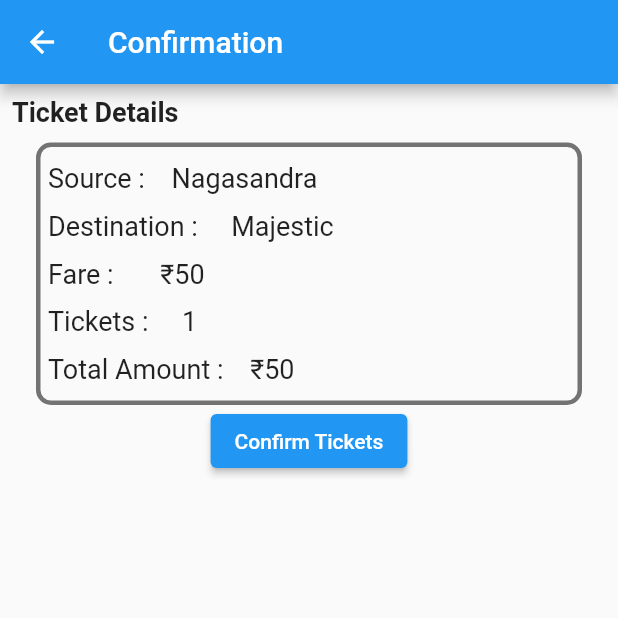
After one commit to BhargavaGY/bmtc, a Flutter app: the Ticket screen opened by its route, after a tap on the "add" icon, after a tap on "Book Tickets", on a phone screen of 412 x 824 dp, the top half of it. The commit adds this screen. Run offline on Flutter 3.47's test engine with Material 2 defaults, Android fonts, the phone set to English and light mode, and no system bars; our stand-ins replace firebase_auth, firebase_core, pinput; missing offline and left inert: twilio_flutter; accounts and stored records are empty; network calls fail.

Commit message:
Second Commit

```diff
--- /dev/null
+++ b/lib/Confirmation.dart
@@ -0,0 +1,104 @@
+import 'dart:async';
+import 'package:firebase_auth/firebase_auth.dart';
+import 'package:flutter/cupertino.dart';
+import 'package:flutter/material.dart';
+import 'package:twilio_flutter/twilio_flutter.dart';
+
+class Confirmation extends StatefulWidget{
+  @override
+  State<Confirmation> createState() => _ConfirmationState();
+}
+
+class _ConfirmationState extends State<Confirmation> {
+
+  Map ticketDetails = {};
+  String phoneNumber = '';
+
+  Future<void> send(String phone) async {
+    twilioFlutter.sendSMS(
+      toNumber: phone,
+      messageBody: 'Dear customer, your ticket from ${ticketDetails['source']} to ${ticketDetails['destination']} is confirmed.Happy journey!!',
+    );
+  }
+
+  final twilioFlutter = TwilioFlutter(
+    accountSid: 'AC72978e95c60751395d9fb76139d26b4a',
+    authToken: '2ab91745b33b91fadfb09813017de55b',
+    twilioNumber: '+12176263059',
+  );
+
+
+  @override
+  Widget build(BuildContext context) {
+    ticketDetails = ModalRoute.of(context)!.settings.arguments as Map;
+
+    final auth = FirebaseAuth.instance;
+    // final userId = auth.currentUser!.uid;
+
+
+    return Scaffold(
+      appBar: AppBar(
+        title: const Text('Confirmation'),
+      ),
+      body: Padding(
+        padding: const EdgeInsets.all(8.0),
+        child: Column(
+          crossAxisAlignment: CrossAxisAlignment.start,
+          children: [
+            const Text('Ticket Details', style: TextStyle(fontSize: 18, fontWeight: FontWeight.w600),),
+            Container(
+              padding: const EdgeInsets.fromLTRB(16, 10, 16, 20),
+              child: Column(
+                crossAxisAlignment: CrossAxisAlignment.center,
+                children: [
+                  Container(
+                    height: 175,
+                    alignment: Alignment.centerLeft,
+                    padding: const EdgeInsets.all(5),
+                    decoration: BoxDecoration(border: Border.all(color: Colors.black54, width: 3.0), borderRadius: BorderRadius.circular(10)),
+                    child: Column(
+                      crossAxisAlignment: CrossAxisAlignment.start,
+                      mainAxisAlignment: MainAxisAlignment.spaceAround,
+                      children: [
+                        Text(
+                          'Source :\t\t\t\t${ticketDetails['source']}',
+                          style: const TextStyle(fontSize: 18, fontWeight: FontWeight.w400),
+                        ),
+                        Text(
+                          'Destination : \t\t\t\t${ticketDetails['destination']}',
+                          style: const TextStyle(fontSize: 18, fontWeight: FontWeight.w400),
+                        ),
+                        Text(
+                          'Fare :  \t\t\t\t\t₹${ticketDetails['fare']}',
+                          style: TextStyle(fontSize: 18, fontWeight: FontWeight.w400),
+                        ),
+                        Text(
+                          'Tickets : \t\t\t\t${ticketDetails['tickets']}',
+                          style: TextStyle(fontSize: 18, fontWeight: FontWeight.w400),
+                        ),
+                        Text(
+                          'Total Amount :\t\t\t\t₹${ticketDetails['total_amount']}',
+                          style: TextStyle(fontSize: 18, fontWeight: FontWeight.w400),
+                        ),
+                      ],
+                    ),
+                  ),
+                  ElevatedButton(
+                      onPressed: () async {
+                        setState(() {
+                          phoneNumber = auth.currentUser!.phoneNumber!;
+                        });
+                        await send(phoneNumber);
+                        Navigator.pushNamedAndRemoveUntil(context, '/home', (route) => false);
+                      },
+                      child: const Text('Confirm Tickets'),
+                  )
+                ],
+              ),
+            ),
+          ],
+        ),
+      ),
+    );
+  }
+}
--- /dev/null
+++ b/lib/Fare.dart
@@ -0,0 +1,127 @@
+import 'package:flutter/cupertino.dart';
+import 'package:flutter/material.dart';
+
+class Fare extends StatefulWidget {
+  @override
+  _Fare createState() => _Fare();
+}
+
+class _Fare extends State<Fare> {
+  String selectedSource = 'Nagasandra';
+  String selectedDestination = 'Majestic';
+  bool isPressed = false;
+  int amount = 0;
+
+  List<String> places = [ 'Nagasandra', 'Jalahalli', 'Yeshwantapura', 'Majestic'];
+
+
+  Map<String, int> costs = {
+    'Nagasandra-Majestic': 50,
+    'Nagasandra-Banashankari': 60,
+    'Nagasandra-Jalahalli': 20,
+    'Nagasandra-Yeshwantapura': 30,
+    'Jalahalli-Yeshwantapura': 20,
+    'Jalahalli-Majestic': 40,
+    'Yeshwantapura-Majestic': 20,
+  };
+
+  @override
+  Widget build(BuildContext context) {
+    var source = places.map((e) {
+      return DropdownMenuItem(
+        value: e,
+        child: Text(e),
+      );
+    }).toList();
+
+
+    return Scaffold(
+      appBar: AppBar(
+        title: const Text('Find Fare'),
+      ),
+      body: Container(
+        padding: const EdgeInsets.all(16.0),
+        child: Column(
+          crossAxisAlignment: CrossAxisAlignment.start,
+          children: <Widget>[
+            const Text('Enter Source',style: TextStyle(fontSize: 15),),
+            const SizedBox(height: 10,),
+            DropdownButtonFormField<String>(
+              value: selectedSource,
+              onChanged: (value) {
+                setState(() {
+                  selectedSource = value!;
+                  isPressed = false;
+                });
+              },
+
+              items: source,
+              icon: Icon(
+                Icons.arrow_drop_down_circle,
+                color: Colors.blue[700],
+              ),
+              decoration: InputDecoration(
+                // labelText: 'Enter Source',
+                labelStyle: const TextStyle( color: Colors.black54, fontWeight: FontWeight.w500),
+                prefixIcon: Icon(Icons.location_on, color: Colors.blue[700],),
+                border: OutlineInputBorder(borderRadius: BorderRadius.circular(3), borderSide: const BorderSide(color: Colors.lightBlue, width: 3))
+              ),
+            ),
+            const SizedBox(height: 16.0),
+            const Text('Enter Destination',style: TextStyle(fontSize: 15),),
+            const SizedBox(height: 10,),
+            DropdownButtonFormField<String>(
+              value: selectedDestination,
+              onChanged: (value) {
+                setState(() {
+                  selectedDestination = value!;
+                  isPressed = false;
+                });
+              },
+              items: source,
+              icon: Icon(
+                Icons.arrow_drop_down_circle,
+                color: Colors.blue[700],
+              ),
+              decoration: InputDecoration(
+                // labelText: 'Enter Destination',
+                labelStyle: const TextStyle( color: Colors.black54, fontWeight: FontWeight.w500),
+                prefixIcon: Icon(Icons.location_on, color: Colors.blue[700],),
+                  border: OutlineInputBorder(borderRadius: BorderRadius.circular(3), borderSide: const BorderSide(color: Colors.lightBlue, width: 3))
+              ),
+            ),
+            const SizedBox(height: 16,),
+            Row(
+              mainAxisAlignment: MainAxisAlignment.center,
+              children: [
+                ElevatedButton(
+                    onPressed: (){
+                      setState(() {
+                        isPressed = true;
+                        amount = (costs['$selectedSource-$selectedDestination'] ?? costs['$selectedDestination-$selectedSource']) ?? 0;
+                      });
+                    },
+                    child: const Text('Calculate Fare')),
+              ],
+            ),
+            const SizedBox(height: 16,),
+            if(isPressed)
+              Row(
+                mainAxisAlignment: MainAxisAlignment.center,
+                children: [
+                  Container(
+                    padding: const EdgeInsets.all(8.0),
+                    child: Text(
+                      "Fare Amount : ₹${amount}",
+                      style: const TextStyle(color: Colors.black, fontSize: 18, fontWeight: FontWeight.w500),
+                    ),
+                    // decoration: BoxDecoration(border: Border.all(color: Colors.black45, width: 2.0), borderRadius:BorderRadius.circular(3)),
+                  ),
+                ],
+              ),
+          ],
+        ),
+      ),
+    );
+  }
+}
--- a/lib/Tickets.dart
+++ b/lib/Tickets.dart
@@ -0,0 +1,189 @@
+import 'package:flutter/cupertino.dart';
+import 'package:flutter/material.dart';
+
+class Ticket extends StatefulWidget {
+  @override
+  _Ticket createState() => _Ticket();
+}
+
+class _Ticket extends State<Ticket> {
+  String selectedSource = 'Nagasandra';
+  String selectedDestination = 'Majestic';
+  int amount = 0;
+  int ticketCount = 0;
+
+  List<String> places = [ 'Nagasandra', 'Jalahalli', 'Yeshwantapura', 'Majestic'];
+
+
+  Map<String, int> costs = {
+    'Nagasandra-Majestic': 50,
+    'Nagasandra-Banashankari': 60,
+    'Nagasandra-Jalahalli': 20,
+    'Nagasandra-Yeshwantapura': 30,
+    'Jalahalli-Yeshwantapura': 20,
+    'Jalahalli-Majestic': 40,
+    'Yeshwantapura-Majestic': 20,
+  };
+
+  void incrementTicketCount() {
+    setState(() {
+      ticketCount++;
+      amount = (costs['$selectedSource-$selectedDestination'] ?? costs['$selectedDestination-$selectedSource']) ?? 0;
+
+    });
+  }
+
+  void decrementTicketCount() {
+    if (ticketCount > 0) {
+      setState(() {
+        ticketCount--;
+        amount = (costs['$selectedSource-$selectedDestination'] ?? costs['$selectedDestination-$selectedSource']) ?? 0;
+
+      });
+    }
+  }
+
+  @override
+  Widget build(BuildContext context) {
+    var source = places.map((e) {
+      return DropdownMenuItem(
+        value: e,
+        child: Text(e),
+      );
+    }).toList();
+
+
+    return Scaffold(
+      appBar: AppBar(
+        title: const Text('Book Tickets'),
+      ),
+      body: Container(
+        padding: const EdgeInsets.all(16.0),
+        child: Column(
+          crossAxisAlignment: CrossAxisAlignment.start,
+          children: <Widget>[
+            const Text('Enter Source',style: TextStyle(fontSize: 15),),
+            const SizedBox(height: 10,),
+            DropdownButtonFormField<String>(
+              value: selectedSource,
+              onChanged: (value) {
+                setState(() {
+                  selectedSource = value!;
+                });
+              },
+
+              items: source,
+              icon: Icon(
+                Icons.arrow_drop_down_circle,
+                color: Colors.blue[700],
+              ),
+              decoration: InputDecoration(
+                // labelText: 'Enter Source',
+                  labelStyle: const TextStyle( color: Colors.black54, fontWeight: FontWeight.w500),
+                  prefixIcon: Icon(Icons.location_on, color: Colors.blue[700],),
+                  border: OutlineInputBorder(borderRadius: BorderRadius.circular(15), borderSide: const BorderSide(color: Colors.lightBlue, width: 3))
+              ),
+            ),
+            const SizedBox(height: 16.0),
+            const Text('Enter Destination',style: TextStyle(fontSize: 15),),
+            const SizedBox(height: 10,),
+            DropdownButtonFormField<String>(
+              value: selectedDestination,
+              onChanged: (value) {
+                setState(() {
+                  selectedDestination = value!;
+                });
+              },
+              items: source,
+              icon: Icon(
+                Icons.arrow_drop_down_circle,
+                color: Colors.blue[700],
+              ),
+              decoration: InputDecoration(
+                // labelText: 'Enter Destination',
+                  labelStyle: const TextStyle( color: Colors.black54, fontWeight: FontWeight.w500),
+                  prefixIcon: Icon(Icons.location_on, color: Colors.blue[700],),
+                  border: OutlineInputBorder(borderRadius: BorderRadius.circular(15), borderSide: const BorderSide(color: Colors.lightBlue, width: 3))
+              ),
+            ),
+            const SizedBox(height: 16,),
+            Container(
+              height: 70,
+              padding: const EdgeInsets.all(16.0),
+              decoration: BoxDecoration(border: Border.all(color: Colors.black54, width: 1.0), borderRadius: BorderRadius.circular(15)),
+              child: Row(
+                mainAxisAlignment: MainAxisAlignment.spaceBetween,
+                children: [
+                  Row(
+                    children: [
+                      Icon( CupertinoIcons.tickets_fill, color: Colors.blue[700],),
+                      const SizedBox(width: 10,),
+                      const Text('Tickets', style: TextStyle(fontSize: 16,),),
+                    ],
+                  ),
+                  Container(
+                    child: Row(
+                      children: <Widget>[
+                        IconButton(
+                          icon: const Icon(Icons.remove, size: 20,),
+                          onPressed: decrementTicketCount
+                        ),
+                        const SizedBox(width: 10.0,),
+                        Text( "$ticketCount",
+                          style: const TextStyle(fontSize: 18.0),
+                        ),
+                        const SizedBox(width: 10.0,),
+                        IconButton(
+                          icon: const Icon(Icons.add, size: 20,),
+                          onPressed: incrementTicketCount
+                        ),
+                      ],
+                    ),
+                  ),
+                ],
+              ),
+            ),
+            const SizedBox(height: 16,),
+            Row(
+              mainAxisAlignment: MainAxisAlignment.center,
+              children: [
+                Container(
+                  padding: const EdgeInsets.all(8.0),
+                  child: Text(
+                    "Total Fare Amount : ₹${amount * ticketCount}",
+                    style: const TextStyle(color: Colors.black, fontSize: 18, fontWeight: FontWeight.w500),
+                  ),
+                  // decoration: BoxDecoration(border: Border.all(color: Colors.black45, width: 2.0), borderRadius:BorderRadius.circular(3)),
+                ),
+              ],
+            ),
+            const SizedBox(height: 16,),
+            Row(
+              mainAxisAlignment: MainAxisAlignment.center,
+              children: [
+                ElevatedButton(
+                    onPressed: (){
+                      setState(() {
+                        amount = (costs['$selectedSource-$selectedDestination'] ?? costs['$selectedDestination-$selectedSource']) ?? 0;
+                        Navigator.pushNamed(
+                            context,
+                            '/confirmation',
+                            arguments: {
+                              'source': selectedSource,
+                              'destination': selectedDestination,
+                              'tickets' : ticketCount,
+                              'fare': amount,
+                              'total_amount': ticketCount * amount,
+                              }
+                          );
+                      });
+                    },
+                    child: const Text('Book Tickets')),
+              ],
+            ),
+          ],
+        ),
+      ),
+    );
+  }
+}
--- a/lib/main.dart
+++ b/lib/main.dart
@@ -1,17 +1,62 @@
+import 'dart:async';
+import 'package:bmtc/Confirmation.dart';
+import 'package:bmtc/Fare.dart';
 import 'package:bmtc/Home.dart';
 import 'package:bmtc/LogIn.dart';
+import 'package:bmtc/Tickets.dart';
 import 'package:bmtc/Verify.dart';
+import 'package:firebase_auth/firebase_auth.dart';
+import 'package:firebase_core/firebase_core.dart';
 import 'package:flutter/material.dart';
 
-void main() {
-  runApp(
-    MaterialApp(
-      initialRoute: '/home',
-      routes : {
-        '/home': (context) => Home(),
-        '/login' : (context) => Login(),
-        '/verify' : (context) => Verify(),
+Future main() async {
+  WidgetsFlutterBinding.ensureInitialized();
+  await Firebase.initializeApp();
+
+  runApp(App());
+}
+
+class App extends StatefulWidget{
+  @override
+  State<App> createState() => _AppState();
+}
+
+class _AppState extends State<App> {
+
+  bool isLoggedIn = false;
+  var auth =  FirebaseAuth.instance;
+
+  checkLogIn() async {
+    auth.authStateChanges().listen((User? user) {
+      if(user != null && mounted){
+        setState(() {
+          isLoggedIn = true;
+        });
       }
-    )
-  );
+    });
+  }
+
+  @override
+  void initState(){
+    checkLogIn();
+    super.initState();
+  }
+
+  @override
+  Widget build(BuildContext context) {
+    // auth.signOut();
+      return MaterialApp(
+        // initialRoute: isLoggedIn ? '/home' : '/login',
+        routes : {
+          '/home': (context) => Home(),
+          '/login' : (context) => Login(),
+          '/verify' : (context) => Verify(),
+          '/fare' : (context) => Fare(),
+          '/ticket': (context) => Ticket(),
+          '/confirmation': (context) => Confirmation(),
+        },
+        home: isLoggedIn ? Home() : Login(),
+        // home: Home(),
+      );
+  }
 }
--- a/pubspec.yaml
+++ b/pubspec.yaml
@@ -31,6 +31,9 @@ dependencies:
   flutter:
     sdk: flutter
   pinput: ^2.2.31
+  firebase_auth: ^4.6.3
+  firebase_core: ^2.14.0
+  twilio_flutter: ^0.0.9
 
 
   # The following adds the Cupertino Icons font to your application.
```
Also changed, not shown: lib/Home.dart (+41 -39 lines), lib/LogIn.dart (+36 -16 lines), lib/Verify.dart (+34 -16 lines), pubspec.lock, 7 other files.
